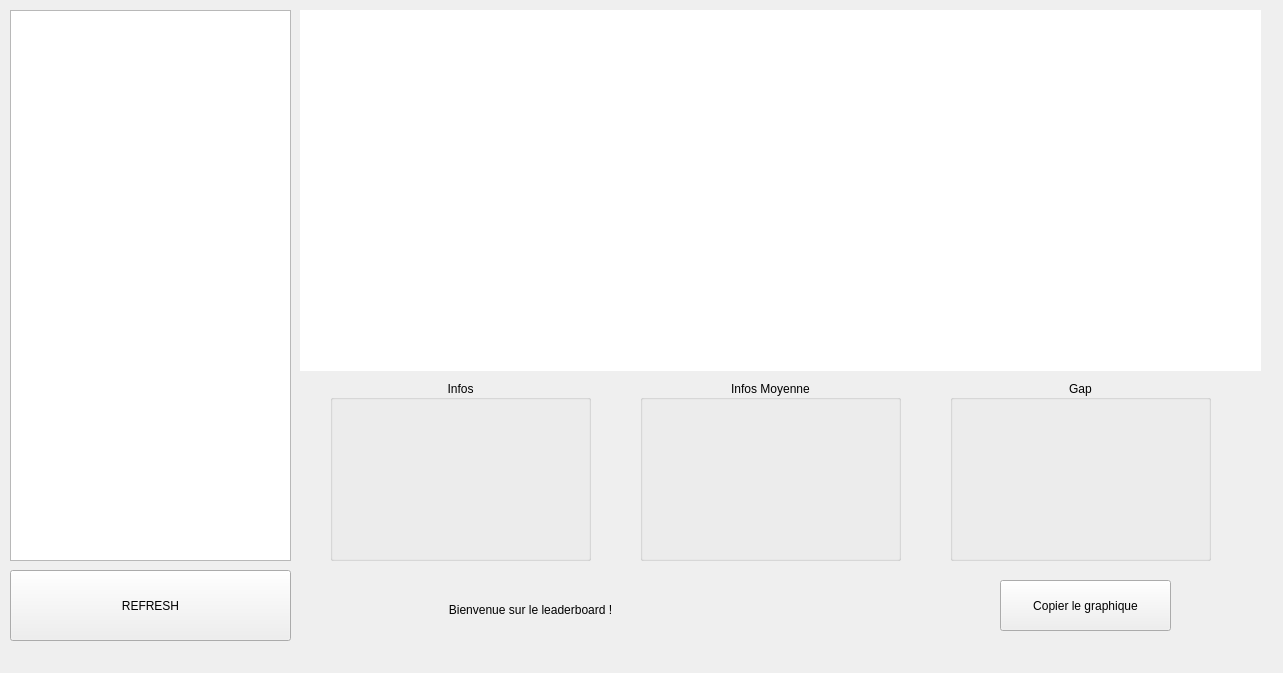
Old version of the form classement.ui in the repository darkruss48/Polar.
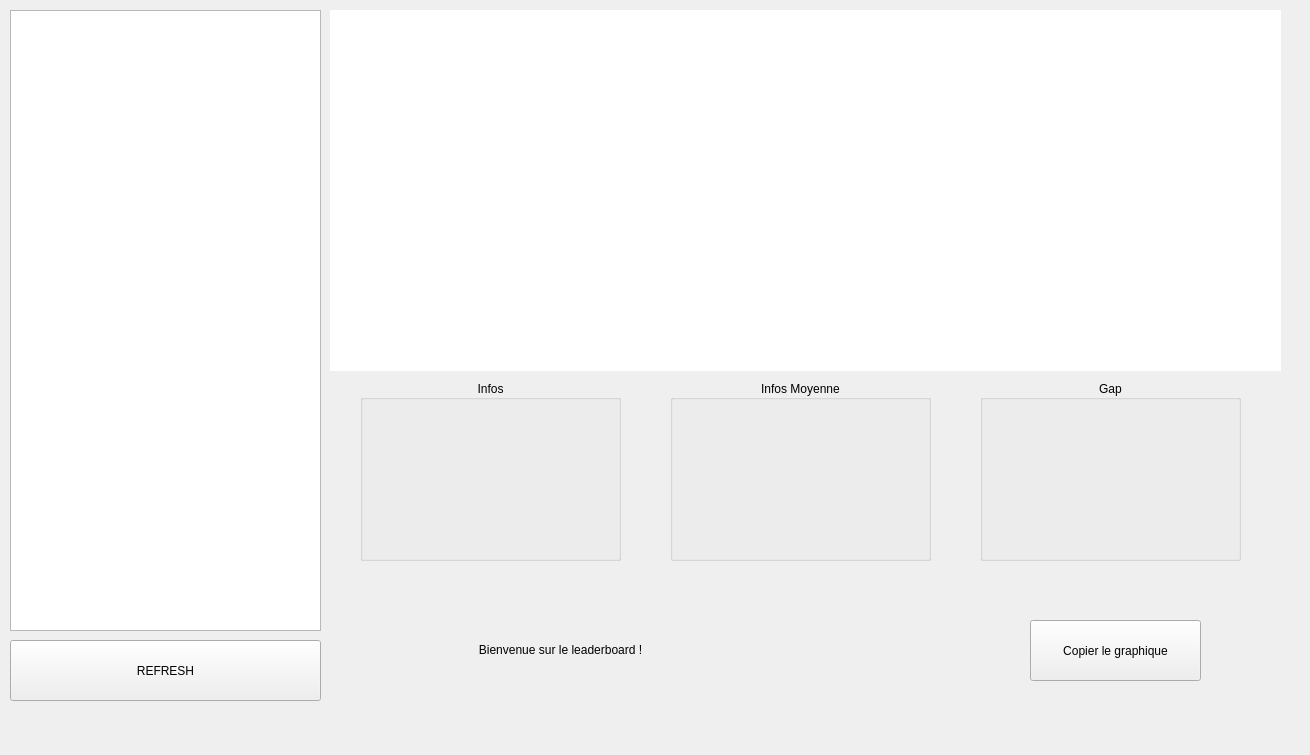
New version of the form.

Patch:
```diff
--- a/classement.ui
+++ b/classement.ui
@@ -6,8 +6,8 @@
    <rect>
     <x>0</x>
     <y>0</y>
-    <width>1283</width>
-    <height>673</height>
+    <width>1310</width>
+    <height>755</height>
    </rect>
   </property>
   <property name="windowTitle">
@@ -16,9 +16,9 @@
   <widget class="QGraphicsView" name="view_graph">
    <property name="geometry">
     <rect>
-     <x>300</x>
+     <x>330</x>
      <y>10</y>
-     <width>961</width>
+     <width>951</width>
      <height>361</height>
     </rect>
    </property>
@@ -41,7 +41,7 @@
   <widget class="QGroupBox" name="group_infos">
    <property name="geometry">
     <rect>
-     <x>330</x>
+     <x>360</x>
      <y>380</y>
      <width>261</width>
      <height>181</height>
@@ -112,7 +112,7 @@
   <widget class="QGroupBox" name="group_avg">
    <property name="geometry">
     <rect>
-     <x>640</x>
+     <x>670</x>
      <y>380</y>
      <width>261</width>
      <height>181</height>
@@ -183,7 +183,7 @@
   <widget class="QGroupBox" name="group_gap">
    <property name="geometry">
     <rect>
-     <x>950</x>
+     <x>980</x>
      <y>380</y>
      <width>261</width>
      <height>181</height>
@@ -256,8 +256,8 @@
     <rect>
      <x>10</x>
      <y>10</y>
-     <width>281</width>
-     <height>551</height>
+     <width>311</width>
+     <height>621</height>
     </rect>
    </property>
    <property name="alternatingRowColors">
@@ -271,9 +271,9 @@
    <property name="geometry">
     <rect>
      <x>10</x>
-     <y>570</y>
-     <width>281</width>
-     <height>71</height>
+     <y>640</y>
+     <width>311</width>
+     <height>61</height>
     </rect>
    </property>
    <property name="text">
@@ -283,8 +283,8 @@
   <widget class="QLabel" name="labelDynamic">
    <property name="geometry">
     <rect>
-     <x>380</x>
-     <y>600</y>
+     <x>410</x>
+     <y>640</y>
      <width>301</width>
      <height>20</height>
     </rect>
@@ -299,8 +299,8 @@
   <widget class="QLabel" name="confirm_copy">
    <property name="geometry">
     <rect>
-     <x>770</x>
-     <y>600</y>
+     <x>800</x>
+     <y>640</y>
      <width>151</width>
      <height>31</height>
     </rect>
@@ -315,10 +315,10 @@
   <widget class="QPushButton" name="copy_graph">
    <property name="geometry">
     <rect>
-     <x>1000</x>
-     <y>580</y>
+     <x>1030</x>
+     <y>620</y>
      <width>171</width>
-     <height>51</height>
+     <height>61</height>
     </rect>
    </property>
    <property name="text">
```
Left out of the diff: 6 changed lines with no effect on the pictures.
